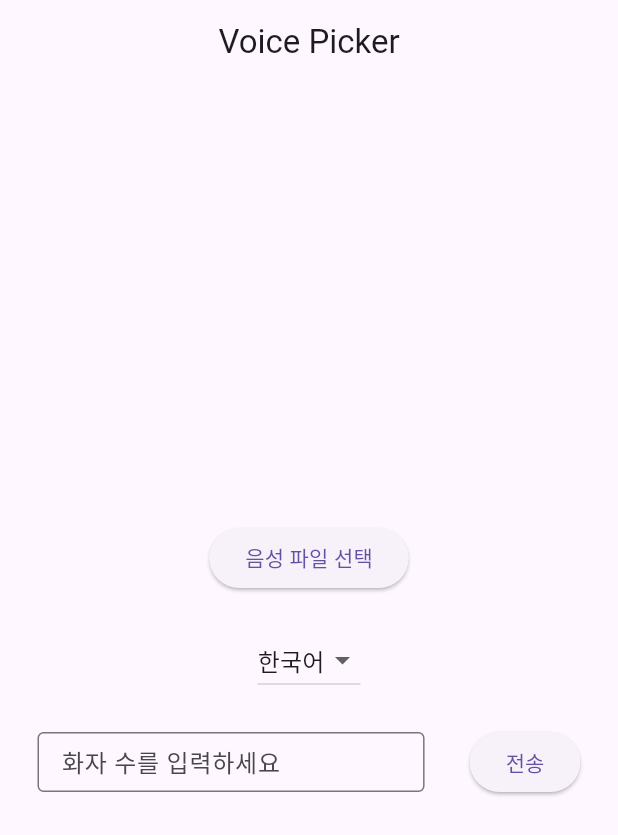
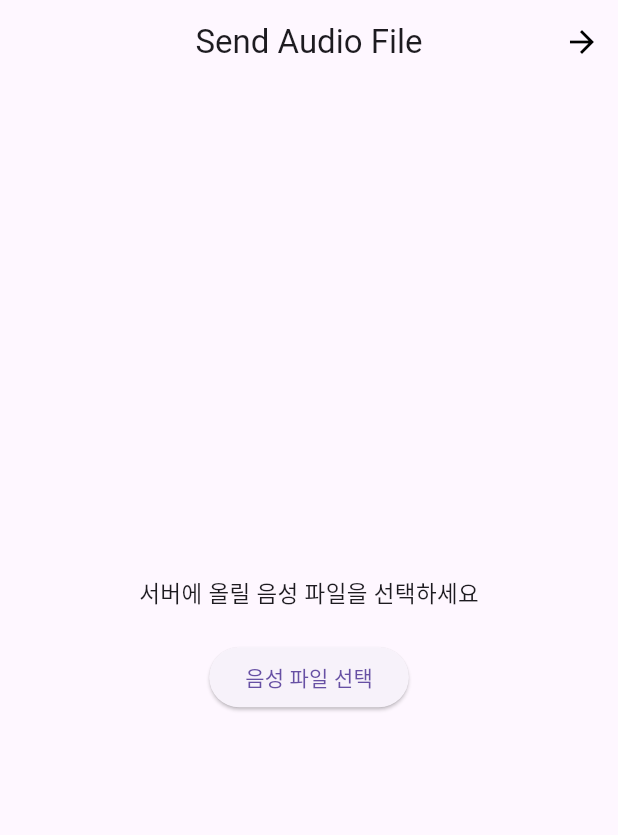
Before and after one commit to Rix01/Graduation_Project_Demo, a Flutter app: the screen it shows after launch, on a phone screen of 412 x 824 dp. Shown: the top 835 px of the screen. Run offline on Flutter 3.47's test engine with Material 3 defaults, Android fonts, the phone set to English and light mode, and no system bars; our stand-ins replace cloud_firestore, file_picker, firebase_core, firebase_storage, open_file; accounts and stored records are empty.

Commit message:
DB에 올리는 화면 추가

```diff
--- a/firebase_example/lib/main.dart
+++ b/firebase_example/lib/main.dart
@@ -1,5 +1,6 @@
 import 'package:cloud_firestore/cloud_firestore.dart';
 import 'package:firebase_core/firebase_core.dart';
+import 'package:firebase_example/database/add_data.dart';
 import 'package:firebase_example/screens/home_screen.dart';
 import 'package:flutter/material.dart';
 
@@ -23,10 +24,12 @@ class MyApp extends StatelessWidget {
   @override
   Widget build(BuildContext context) {
     return MaterialApp(
+      debugShowCheckedModeBanner: false,
       title: 'Voice Upload App',
-      theme: ThemeData(
-        primarySwatch: Colors.blue,
-      ),
+      initialRoute: '/',
+      routes: {
+        '/add': (context) => const AddData(),
+      },
       home: const HomeScreen(),
     );
   }
--- a/firebase_example/lib/models/sendaudio.dart
+++ b/firebase_example/lib/models/sendaudio.dart
@@ -1,4 +1,4 @@
-import 'package:cloud_firestore/cloud_firestore.dart';
+// import 'package:cloud_firestore/cloud_firestore.dart';
 
 class SendAudio {
   String inputPath;
--- a/firebase_example/lib/screens/home_screen.dart
+++ b/firebase_example/lib/screens/home_screen.dart
@@ -28,14 +28,29 @@ class _HomeScreenState extends State<HomeScreen> {
   Widget build(BuildContext context) {
     return Scaffold(
       appBar: AppBar(
-        title: const Text("Voice Picker"),
+        title: const Text("Send Audio File"),
         centerTitle: true,
+        actions: <Widget>[
+          IconButton(
+              onPressed: () {
+                Navigator.pushNamed(context, '/add');
+              },
+              icon: const Icon(
+                Icons.arrow_forward,
+                color: Colors.black,
+              ))
+        ],
       ),
       body: Container(
         alignment: Alignment.center,
         child: Column(
           mainAxisAlignment: MainAxisAlignment.center,
           children: [
+            Text(
+              "서버에 올릴 음성 파일을 선택하세요",
+              style: TextStyle(fontSize: 15),
+            ),
+            const SizedBox(height: 20),
             ElevatedButton(
               onPressed: () async {
                 // 음성 파일 가져오기
@@ -65,66 +80,6 @@ class _HomeScreenState extends State<HomeScreen> {
               child: const Text("음성 파일 선택"),
             ),
             const SizedBox(height: 20),
-            DropdownButton<String>(
-              value: selectedLanguage,
-              items: <String>['한국어', '영어'].map((String value) {
-                return DropdownMenuItem<String>(
-                  value: value,
-                  child: Text(value),
-                );
-              }).toList(),
-              onChanged: (String? newValue) {
-                setState(() {
-                  selectedLanguage = newValue!;
-                });
-              },
-            ),
-            const SizedBox(height: 20),
-            Container(
-              padding: const EdgeInsets.only(left: 25, right: 25),
-              child: Row(
-                children: [
-                  Expanded(
-                    child: SizedBox(
-                      width: 100,
-                      height: 40,
-                      child: TextField(
-                        controller: speakerNumController,
-                        keyboardType: TextInputType.number,
-                        decoration: const InputDecoration(
-                          labelText: '화자 수를 입력하세요',
-                          border: OutlineInputBorder(),
-                        ),
-                        style: const TextStyle(fontSize: 14),
-                      ),
-                    ),
-                  ),
-                  const SizedBox(width: 30),
-                  ElevatedButton(
-                    onPressed: () {
-                      // 텍스트 필드에서 숫자 가져오기
-                      String number = speakerNumController.text;
-                      // 선택한 언어와 숫자 출력
-                      print('선택한 언어: $selectedLanguage');
-                      print('입력한 숫자: $number');
-                      // 여기에 필요한 로직 추가
-
-                      // speakerNum 값을 정수로 변환
-                      int speakerNum =
-                          int.tryParse(number) ?? 0; // 정수로 변환할 수 없는 경우 0으로 설정
-
-                      // Firebase에 데이터 저장
-                      _databaseService.saveAudioInfo(
-                        inputPath: "", // 파일 업로드 후의 경로를 여기에 대입
-                        selecLang: selectedLanguage,
-                        speakerNum: speakerNum,
-                      );
-                    },
-                    child: const Text("전송"),
-                  ),
-                ],
-              ),
-            ),
           ],
         ),
       ),
--- a/firebase_example/lib/services/database_service.dart
+++ b/firebase_example/lib/services/database_service.dart
@@ -4,6 +4,7 @@
 import 'package:cloud_firestore/cloud_firestore.dart';
 import 'package:firebase_example/models/sendaudio.dart';
 
+// ignore: constant_identifier_names
 const String SENDAUDIO_COLLECTION_REF = "send_audios";
 
 class DatabaseService {
```
Also changed, not shown: firebase_example/lib/database/add_data.dart (added, +97 -0 lines).
